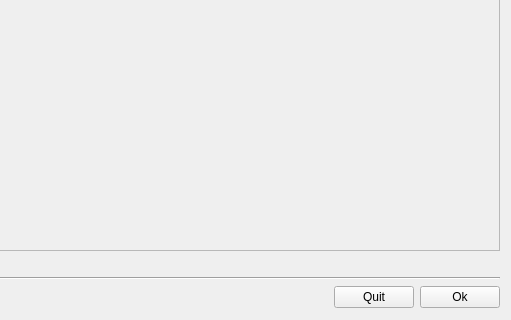
shotgunsoftware/tk-multi-importcut, file resources/dialog.ui: the form before one commit; both pictures show x 255 to 766 and y 120 to 440 of the 766 by 440 pixel window.
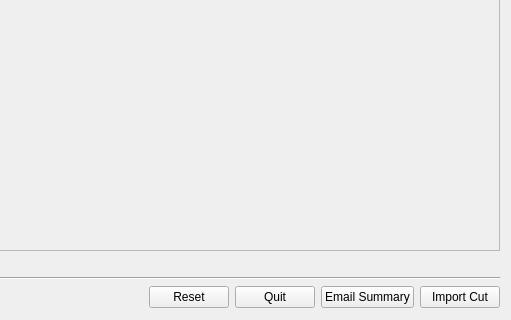
The form after the commit. The open tabs and pages were chosen to show the change. Icons and pictures are not drawn. Custom widgets are drawn as their Qt base class.

Commit message:
Buttons and navigation
Added all buttons that are needed
Added set_ui_for_step to setup the UI for a given step
Added do_reset slot connected to reset buttons
Added clear_cut_summary_view to clear cut summary view

```diff
--- a/resources/dialog.ui
+++ b/resources/dialog.ui
@@ -175,6 +175,13 @@
        </property>
       </spacer>
      </item>
+     <item>
+      <widget class="QPushButton" name="reset_button">
+       <property name="text">
+        <string>Reset</string>
+       </property>
+      </widget>
+     </item>
      <item>
       <widget class="QPushButton" name="cancel_button">
        <property name="text">
@@ -185,7 +192,14 @@
      <item>
       <widget class="QPushButton" name="ok_button">
        <property name="text">
-        <string>Ok</string>
+        <string>Email Summary</string>
+       </property>
+      </widget>
+     </item>
+     <item>
+      <widget class="QPushButton" name="submit_button">
+       <property name="text">
+        <string>Import Cut</string>
        </property>
       </widget>
      </item>
```
Left out of the diff: 10 changed lines with no effect on the pictures. The commit also changes 2 other files.
